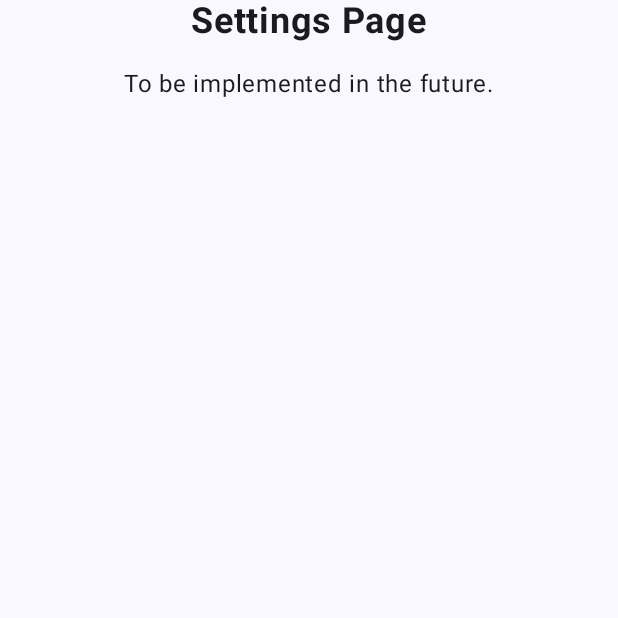
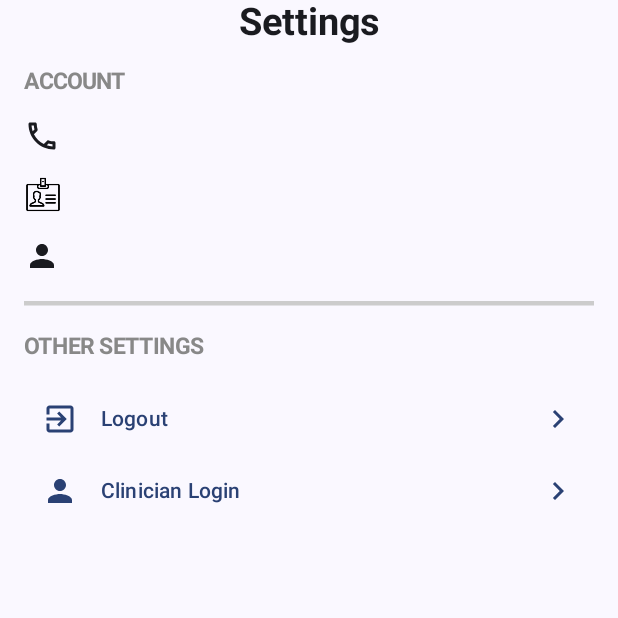
Before and after one commit to YngTng/NutriTrack, an Android app built with Jetpack Compose: the composable SettingsPage shown on its own in the app's theme, on a phone screen of 412 x 824 dp, the top half of it. Run offline under Robolectric (Android 15) with nearby library versions, the phone set to English and light mode, and no system bars.

Commit message:
Added details to nutricoach and settings

```diff
--- a/app/src/main/java/com/example/a3_yangtang33840180/ActivityPage.kt
+++ b/app/src/main/java/com/example/a3_yangtang33840180/ActivityPage.kt
@@ -22,6 +22,7 @@ import androidx.navigation.compose.*
 import android.util.Log
 import androidx.activity.enableEdgeToEdge
 import androidx.compose.foundation.Image
+import androidx.compose.material.icons.outlined.Phone
 import androidx.compose.runtime.Composable
 import androidx.compose.runtime.LaunchedEffect
 import androidx.compose.runtime.MutableState
@@ -49,7 +50,7 @@ class ActivityPage : ComponentActivity() {
                     bottomBar = { // Defines the bottom navigation bar
                         BottomBar(navController = navController, selectedItemState = selectedItemState)
                     }
-                ) { innerPadding -> // Makes sure the layout isn't hidden under bottom bar
+                ){ innerPadding -> // Makes sure the layout isn't hidden under bottom bar
                     Column(modifier = Modifier.padding(innerPadding)) {
                         MyNavHost(navController, selectedItemState)
                     }
@@ -64,7 +65,7 @@ fun MyNavHost(navController: NavHostController, selectedItemState: MutableState<
     NavHost(
         navController = navController,
         startDestination = "Home"
-    ) {
+    ){
         composable("Home") {
             HomePage()
         }
@@ -134,7 +135,7 @@ fun HomePage() {
             .fillMaxSize()
             .padding(20.dp),
         verticalArrangement = Arrangement.Top
-    ) {
+    ){
 
         Spacer(modifier = Modifier.height(15.dp)) // Add space to the top of the column
 
@@ -156,7 +157,7 @@ fun HomePage() {
             modifier = Modifier.fillMaxWidth(),
             horizontalArrangement = Arrangement.SpaceBetween,
             verticalAlignment = Alignment.CenterVertically
-        ) {
+        ){
             Text(
                 text = "You've already filled in your Food Intake Questionnaire, but you can change details here:",
                 style = androidx.compose.ui.text.TextStyle(fontSize = 15.sp),
@@ -169,7 +170,7 @@ fun HomePage() {
                 modifier = Modifier
                     .padding(horizontal = 30.dp, vertical = 8.dp)
                     .height(40.dp)
-            ) {
+            ){
                 Text(text = "Edit") // Button text
             }
         }
@@ -215,7 +216,7 @@ fun HomePage() {
             Box(
                 modifier = Modifier.fillMaxWidth(),
                 contentAlignment = Alignment.CenterEnd
-            ) {
+            ){
                 Text(
                     text = "$totalScore / 100", // Displays their total score based on their user id and gender out of 100
                     fontSize = 16.sp,
@@ -255,37 +256,167 @@ fun HomePage() {
 @Composable
 fun NutricoachPage() {
     Column(
-        modifier = Modifier
-            .fillMaxSize(),
-        horizontalAlignment = Alignment.CenterHorizontally,
-        verticalArrangement = Arrangement.Center
-    ) {
+        modifier = Modifier.fillMaxSize(),
+        horizontalAlignment = Alignment.CenterHorizontally
+    ){
         Text(
-            text = "NutriCoach Page",
-            fontSize = 24.sp,
+            text = "NutriCoach",
+            fontSize = 25.sp,
             fontWeight = FontWeight.Bold
         )
 
         Spacer(modifier = Modifier.height(16.dp))
 
-        Text("To be implemented in the future.")
+        Column(
+            modifier = Modifier
+                .fillMaxWidth()
+                .padding(horizontal = 16.dp),
+        ){
+            Text( // Providing information about the food quality score
+                text = "Fruit Name",
+                style = androidx.compose.ui.text.TextStyle(fontSize = 15.sp),
+                fontWeight = FontWeight.Bold,
+                color = Color.Gray
+            )
+
+            //#TODO Add NutriCoach page content
+
+            HorizontalDivider(
+                modifier = Modifier
+                    .padding(vertical = 18.dp),
+                thickness = 3.dp,        // Thin colour
+                color = Color.LightGray  // Light colour
+            )
+
+            //#TODO Add NutriCoach page content
+        }
     }
 }
 
 // Function for the Settings Page
 @Composable
 fun SettingsPage() {
+
+    val context = LocalContext.current
+
     Column(
         modifier = Modifier.fillMaxSize(),
         horizontalAlignment = Alignment.CenterHorizontally
-    ) {
-        Text(
-            text = "Settings Page",
-            fontSize = 24.sp,
+    ){
+        Text( // Providing information about the food quality score
+            text = "Settings",
+            style = androidx.compose.ui.text.TextStyle(fontSize = 25.sp),
             fontWeight = FontWeight.Bold
         )
+
         Spacer(modifier = Modifier.height(16.dp))
-        Text("To be implemented in the future.")
+
+        Column(
+            modifier = Modifier
+                .fillMaxWidth()
+                .padding(horizontal = 16.dp),
+        ){
+            Text( // Providing information about the food quality score
+                text = "ACCOUNT",
+                style = androidx.compose.ui.text.TextStyle(fontSize = 15.sp),
+                fontWeight = FontWeight.Bold,
+                color = Color.Gray
+            )
+
+            Spacer(modifier = Modifier.height(16.dp))
+
+            Row(
+                modifier = Modifier.fillMaxWidth(),
+                verticalAlignment = Alignment.CenterVertically
+            ){
+                Icon(Icons.Outlined.Phone, contentDescription = "Phone")
+
+                Spacer(modifier = Modifier.width(15.dp)) // Add space between content
+
+            }
+
+            Spacer(modifier = Modifier.height(15.dp))
+
+            Row(
+                modifier = Modifier.fillMaxWidth(),
+                verticalAlignment = Alignment.CenterVertically
+            ){
+                Image(
+                    painter = painterResource(id = R.drawable.idbadge),
+                    contentDescription = "ID Badge",
+                    modifier = Modifier.size(25.dp)
+                )
+
+                Spacer(modifier = Modifier.width(15.dp)) // Add space between content
+
+            }
+
+            Spacer(modifier = Modifier.height(15.dp))
+
+            Row(
+                modifier = Modifier.fillMaxWidth(),
+                verticalAlignment = Alignment.CenterVertically
+            ){
+                Icon(Icons.Default.Person, contentDescription = "Log In")
+
+                Spacer(modifier = Modifier.width(15.dp)) // Add space between content
+
+            }
+
+
+            HorizontalDivider(
+                modifier = Modifier.padding(vertical = 18.dp),
+                thickness = 3.dp,        // Divider Thickness
+                color = Color.LightGray  // Grey Colour
+            )
+
+            Text( // Providing information about the food quality score
+                text = "OTHER SETTINGS",
+                style = androidx.compose.ui.text.TextStyle(fontSize = 15.sp),
+                fontWeight = FontWeight.Bold,
+                color = Color.Gray
+            )
+
+            Spacer(modifier = Modifier.height(16.dp))
+
+            TextButton(
+                modifier = Modifier.fillMaxWidth(),
+                onClick = {
+                    context.startActivity(Intent(context, LoginPage::class.java))
+                }
+            ){
+                Icon(Icons.Default.ExitToApp, contentDescription = "Log Out")
+
+                Spacer(modifier = Modifier.width(15.dp)) // Add space between content
+
+                Text("Logout")
+                Box(
+                    modifier = Modifier.fillMaxWidth(),
+                    contentAlignment = Alignment.CenterEnd
+                ){
+                    Icon(Icons.Default.KeyboardArrowRight, contentDescription = "Arrow Right")
+                }
+            }
+
+            TextButton(
+                modifier = Modifier.fillMaxWidth(),
+                onClick = {
+                    context.startActivity(Intent(context, LoginPage::class.java))
+                }
+            ){
+                Icon(Icons.Default.Person, contentDescription = "Log In")
+
+                Spacer(modifier = Modifier.width(15.dp)) // Add space between content
+
+                Text("Clinician Login")
+                Box(
+                    modifier = Modifier.fillMaxWidth(),
+                    contentAlignment = Alignment.CenterEnd
+                ){
+                    Icon(Icons.Default.KeyboardArrowRight, contentDescription = "Arrow Right")
+                }
+            }
+        }
     }
 }
 
@@ -313,7 +444,7 @@ fun InsightsPage(navController: NavHostController, selectedItemState: MutableSta
             .fillMaxWidth(),
         verticalArrangement = Arrangement.spacedBy(0.dp),
         horizontalAlignment = Alignment.CenterHorizontally,
-    ) {
+    ){
 
         Spacer(modifier = Modifier.height(50.dp)) // Add space
 
@@ -339,9 +470,9 @@ fun InsightsPage(navController: NavHostController, selectedItemState: MutableSta
                     .fillMaxWidth()
                     .padding(vertical = 6.dp),
                 horizontalArrangement = Arrangement.Center
-            ) {
+            ){
                 Text(
-                    text = columnNames.getOrNull(index) ?: "", // Retrieve the column names and display nothing "" if there's nothing
+                    text = columnNames.getOrNull(index) ?: "", // Retrieve column names then display, "" if there's null
                     style = androidx.compose.ui.text.TextStyle(fontSize = 14.sp),
                     modifier = Modifier.weight(1.5f),
                     fontWeight = FontWeight.Bold
@@ -369,23 +500,22 @@ fun InsightsPage(navController: NavHostController, selectedItemState: MutableSta
                 )
             }
         }
-        TotalValue(context, userId, userGender) // Display total value
+        TotalValues(context, userId, userGender) // Display total values for each stat
 
-        //Somehow move the buttons here for INSIGHTS Page
         Column(
             modifier = Modifier
                 .fillMaxWidth(),
             horizontalAlignment = Alignment.CenterHorizontally, // Center buttons horizontally
             verticalArrangement = Arrangement.spacedBy(5.dp) // Adds space between buttons
-        ) {
+        ){
             //NutriCoach Page
             Button(
                 modifier = Modifier.sizeIn(minWidth = 120.dp, minHeight = 40.dp),
                 onClick = {
                     selectedItemState.value = 2
-                    navController.navigate("NutriCoach")
+                    navController.navigate("NutriCoach") // Navigate to the NutriCoach page
                 }
-            ) {
+            ){
                 Image( //Icon for nutricoach button
                     painter = painterResource(id = R.drawable.rocket),
                     contentDescription = "Rocket Image",
@@ -436,7 +566,7 @@ fun getColumnsBasedOnGender(context: Context, userId: String, userGender: String
 
             Log.d("CSVProcessor", "User Row: $userRow") // Check if the correct row is being retrieved for the user
 
-            if (userRow.isNotEmpty()) { // Find the relevant values for each column baed on the gender indices
+            if (userRow.isNotEmpty()) { // Find relevant values for each column based on the gender
                 relevantIndices.forEach { index ->
                     if (!(userGender.equals("male", ignoreCase = true) && index == 3) &&
                         !(userGender.equals("female", ignoreCase = true) && index == 4)) {
@@ -462,7 +592,7 @@ fun getColumnsBasedOnGender(context: Context, userId: String, userGender: String
 
 // Function to show HEIFAtotalvaluegender
 @Composable
-fun TotalValue(context: Context, userId: String, userGender: String,) {
+fun TotalValues(context: Context, userId: String, userGender: String) {
     var genderSpecificValue by remember { mutableStateOf(0f) } // Mutable variable for the HEIFAtotalsvaluegender progress bars
 
     try { // Open the CSV file from assets, try block to handle potential errors
@@ -523,7 +653,7 @@ fun TotalValue(context: Context, userId: String, userGender: String,) {
         Row( // Row to hold the HEIFA gender column name, progress bar and value
             modifier = Modifier.padding(1.dp),
             verticalAlignment = Alignment.CenterVertically
-        ) {
+        ){
             var progress by remember { mutableStateOf(genderSpecificValue) } // Mutable variable to hold HEIFA gender value
 
             // My colours for the progress bar
@@ -563,7 +693,7 @@ fun TotalValue(context: Context, userId: String, userGender: String,) {
                 .fillMaxWidth(),
             horizontalAlignment = Alignment.CenterHorizontally, // Center buttons horizontally
             verticalArrangement = Arrangement.spacedBy(5.dp) // Adds space between buttons
-        ) {
+        ){
             Button( // Share button to send food quality using an intent
                 onClick = {
                     val shareIntent = Intent(Intent.ACTION_SEND).apply {
@@ -574,7 +704,7 @@ fun TotalValue(context: Context, userId: String, userGender: String,) {
                     context.startActivity(Intent.createChooser(shareIntent, "Share with someone"))
                 },
                 modifier = Modifier.sizeIn(minWidth = 120.dp, minHeight = 40.dp) // Makes the button smaller
-            ) {
+            ){
                 Icon( // Icon for the share button
                     Icons.Filled.Share,
                     contentDescription = "Share",
```
Also changed, not shown: app/src/main/res/drawable/idbadge.png (added).
